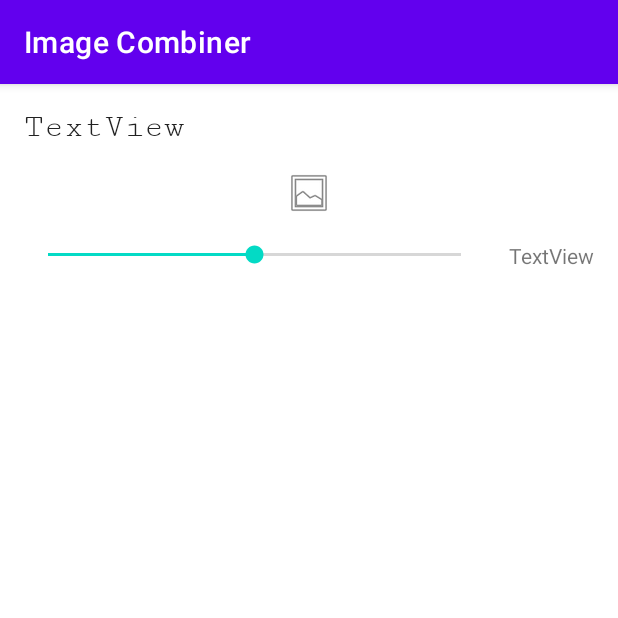
After one commit to zskelto/MobileImageCombiner, an Android app: the CombineImageActivity screen opened directly, with no data from a screen before it, on a phone screen of 412 x 824 dp, the top half of it. The commit adds this screen. Run offline under Robolectric (Android 15) with nearby library versions, the phone set to English and light mode, and no system bars.

Commit message:
Beginning merging images.

```diff
--- a/app/src/main/AndroidManifest.xml
+++ b/app/src/main/AndroidManifest.xml
@@ -9,7 +9,7 @@
         android:roundIcon="@mipmap/ic_launcher_round"
         android:supportsRtl="true"
         android:theme="@style/Theme.MobileImageCombiner">
-        <activity android:name=".LoadTopActivity"></activity>
+        <activity android:name=".CombineImageActivity"></activity>
         <activity android:name=".LoadBaseActivity" />
         <activity android:name=".MainActivity">
             <intent-filter>
--- /dev/null
+++ b/app/src/main/java/com/zskelto/mobileimagecombiner/CombineImageActivity.java
@@ -0,0 +1,26 @@
+package com.zskelto.mobileimagecombiner;
+
+import androidx.annotation.RequiresApi;
+import androidx.appcompat.app.AppCompatActivity;
+
+import android.os.Build;
+import android.os.Bundle;
+import android.widget.SeekBar;
+
+public class CombineImageActivity extends AppCompatActivity {
+
+    private int progress;
+
+    @RequiresApi(api = Build.VERSION_CODES.O)
+    @Override
+    protected void onCreate(Bundle savedInstanceState) {
+        super.onCreate(savedInstanceState);
+        setContentView(R.layout.activity_combine_image);
+
+        SeekBar seekBar = (SeekBar) findViewById(R.id.seekBar);
+        seekBar.setKeyProgressIncrement(1);
+        seekBar.setMax(100);
+        seekBar.setMin(0);
+        seekBar.setProgress(50, true);
+    }
+}
--- a/app/src/main/java/com/zskelto/mobileimagecombiner/MainActivity.java
+++ b/app/src/main/java/com/zskelto/mobileimagecombiner/MainActivity.java
@@ -7,7 +7,8 @@ import android.os.Bundle;
 import android.view.View;
 
 public class MainActivity extends AppCompatActivity {
-    public static final String IMAGE_COMBINER = "com.zskelto.MobileImageCombiner.IMAGECOMBINER";
+    public static final String BASE = "BaseImage";
+    public static final String TOP = "TopImage";
 
     @Override
     protected void onCreate(Bundle savedInstanceState) {
--- /dev/null
+++ b/app/src/main/res/layout/activity_combine_image.xml
@@ -0,0 +1,58 @@
+<?xml version="1.0" encoding="utf-8"?>
+<androidx.constraintlayout.widget.ConstraintLayout xmlns:android="http://schemas.android.com/apk/res/android"
+    xmlns:app="http://schemas.android.com/apk/res-auto"
+    xmlns:tools="http://schemas.android.com/tools"
+    android:layout_width="match_parent"
+    android:layout_height="match_parent"
+    tools:context=".CombineImageActivity">
+
+    <TextView
+        android:id="@+id/combineText"
+        android:layout_width="wrap_content"
+        android:layout_height="wrap_content"
+        android:layout_marginStart="16dp"
+        android:layout_marginTop="16dp"
+        android:fontFamily="serif-monospace"
+        android:text="TextView"
+        android:textAppearance="@style/TextAppearance.AppCompat.Large"
+        app:layout_constraintStart_toStartOf="parent"
+        app:layout_constraintTop_toTopOf="parent" />
+
+    <SeekBar
+        android:id="@+id/seekBar"
+        style="@style/Widget.AppCompat.SeekBar"
+        android:layout_width="0dp"
+        android:layout_height="wrap_content"
+        android:layout_marginStart="16dp"
+        android:layout_marginTop="16dp"
+        app:layout_constraintEnd_toStartOf="@+id/textView4"
+        app:layout_constraintHorizontal_bias="0.5"
+        app:layout_constraintStart_toStartOf="parent"
+        app:layout_constraintTop_toBottomOf="@+id/imageView" />
+
+    <ImageView
+        android:id="@+id/imageView"
+        android:layout_width="wrap_content"
+        android:layout_height="wrap_content"
+        android:layout_marginTop="16dp"
+        android:adjustViewBounds="true"
+        android:scaleType="fitCenter"
+        app:layout_constraintEnd_toEndOf="parent"
+        app:layout_constraintStart_toStartOf="parent"
+        app:layout_constraintTop_toBottomOf="@+id/combineText"
+        app:srcCompat="@android:drawable/ic_menu_gallery" />
+
+    <TextView
+        android:id="@+id/textView4"
+        android:layout_width="wrap_content"
+        android:layout_height="wrap_content"
+        android:layout_marginStart="16dp"
+        android:layout_marginTop="16dp"
+        android:layout_marginEnd="16dp"
+        android:text="TextView"
+        app:layout_constraintEnd_toEndOf="parent"
+        app:layout_constraintHorizontal_bias="0.5"
+        app:layout_constraintStart_toEndOf="@+id/seekBar"
+        app:layout_constraintTop_toBottomOf="@+id/imageView" />
+
+</androidx.constraintlayout.widget.ConstraintLayout>
```
Also changed, not shown: app/src/main/java/com/zskelto/mobileimagecombiner/LoadBaseActivity.java (+49 -12 lines), app/src/main/java/com/zskelto/mobileimagecombiner/LoadTopActivity.java (deleted, +0 -14 lines), app/src/main/res/layout/activity_load_top.xml (deleted, +0 -9 lines).
